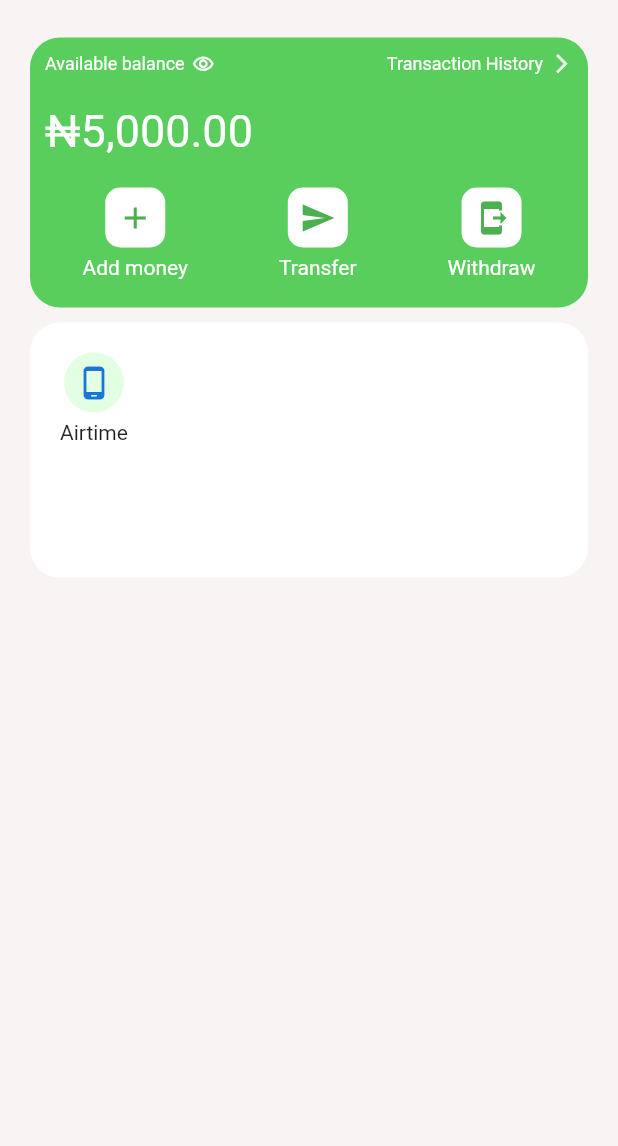
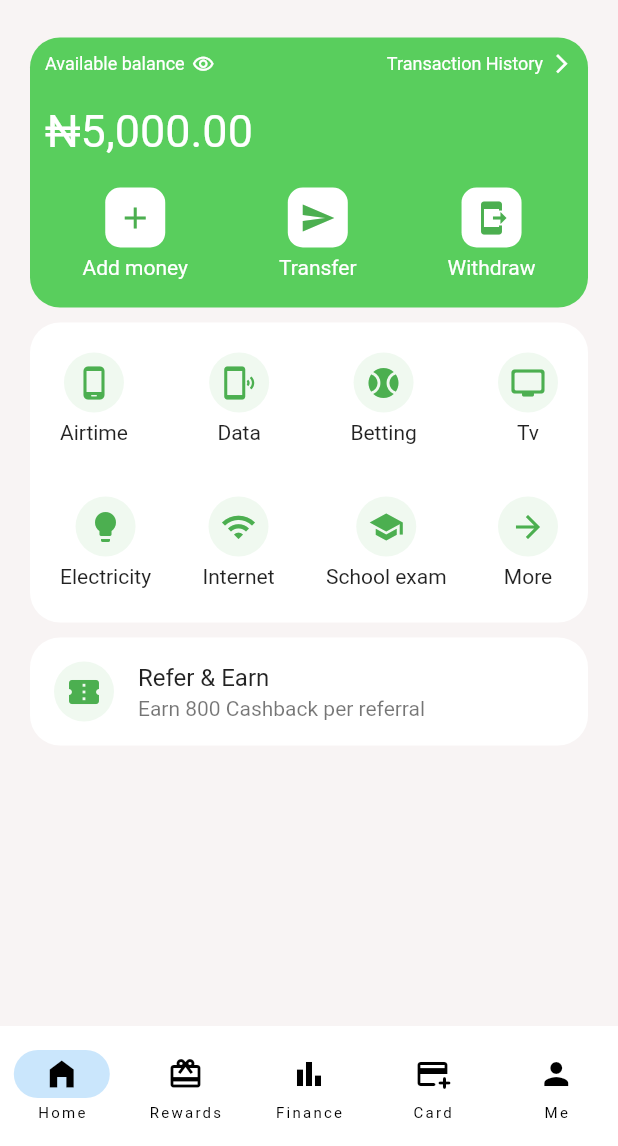
Before and after one commit to Codebox124/Opay_clone-UI, a Flutter app: the HomeScreen screen opened directly, on a phone screen of 412 x 824 dp, the part 90-1236 px from its top. Run offline on Flutter 3.47's test engine with Material 2 defaults, Android fonts, the phone set to English and light mode, and no system bars.

Commit message:
done with home

```diff
--- a/lib/screens/HomeScreen/home.dart
+++ b/lib/screens/HomeScreen/home.dart
@@ -1,7 +1,9 @@
 import 'package:flutter/material.dart';
 import 'package:nexuz/screens/HomeScreen/widgets/action_bar.dart';
 import 'package:nexuz/screens/HomeScreen/widgets/balance.dart';
+import 'package:nexuz/screens/HomeScreen/widgets/others.dart';
 import 'package:nexuz/screens/HomeScreen/widgets/service.dart';
+
 class HomeScreen extends StatefulWidget {
   const HomeScreen({super.key});
 
@@ -16,23 +18,66 @@ class _HomeScreenState extends State<HomeScreen> {
       backgroundColor: Color.fromARGB(255, 248, 244, 244),
       body: Padding(
         padding: const EdgeInsets.all(20),
+        child: SingleChildScrollView(
           child: Column(
             children: [
               ActionBar(),
-            SizedBox(height: 25,),
+              SizedBox(
+                height: 25,
+              ),
               SingleChildScrollView(
                 child: Column(
                   children: [
                     Balance(),
-                  SizedBox(height: 10,),
-                  Services()
+                    SizedBox(
+                      height: 10,
+                    ),
+                    Services(),
+                    SizedBox(
+                      height: 10,
+                    ),
+                    Other()
                   ],
                 ),
-
               )
             ],
           ),
         ),
+      ),
+      bottomNavigationBar: NavigationBar(
+        backgroundColor: Colors.white,
+        onDestinationSelected: (int index) {
+          print('Selected $index');
+        },
+        selectedIndex: 0,
+        destinations: const <NavigationDestination>[
+          NavigationDestination(
+            selectedIcon: Icon(Icons.home_filled),
+            icon: Icon(Icons.home),
+            label: 'Home',
+          ),
+          NavigationDestination(
+            selectedIcon: Icon(Icons.card_giftcard_rounded),
+            icon: Icon(Icons.card_giftcard_outlined),
+            label: 'Rewards',
+          ),
+          NavigationDestination(
+            selectedIcon: Icon(Icons.bar_chart_rounded),
+            icon: Icon(Icons.bar_chart_sharp),
+            label: 'Finance',
+          ),
+          NavigationDestination(
+            selectedIcon: Icon(Icons.add_card_rounded),
+            icon: Icon(Icons.add_card_rounded),
+            label: 'Card',
+          ),
+          NavigationDestination(
+            selectedIcon: Icon(Icons.person),
+            icon: Icon(Icons.person),
+            label: 'Me',
+          ),
+        ],
+      ),
     );
   }
 }
--- /dev/null
+++ b/lib/screens/HomeScreen/widgets/others.dart
@@ -0,0 +1,27 @@
+import 'package:flutter/material.dart';
+
+class Other extends StatefulWidget {
+  const Other({super.key});
+
+  @override
+  State<Other> createState() => _OtherState();
+}
+
+class _OtherState extends State<Other> {
+  @override
+  Widget build(BuildContext context) {
+    return Container(
+      decoration: BoxDecoration(
+        color: Colors.white,
+        borderRadius: BorderRadius.circular(20)
+      ),
+      child: ListTile(
+        title: Text("Refer & Earn"),
+        subtitle: Text("Earn 800 Cashback per referral"),
+          leading: CircleAvatar(
+           backgroundColor: Color.fromARGB(36, 148, 212, 150),
+        child: Icon(Icons.confirmation_num,color: Colors.green,),
+      )),
+    );
+  }
+}
--- a/lib/screens/HomeScreen/widgets/service.dart
+++ b/lib/screens/HomeScreen/widgets/service.dart
@@ -11,7 +11,7 @@ class _ServicesState extends State<Services> {
   @override
   Widget build(BuildContext context) {
     return Container(
-      height: 170,
+      height: 200,
       decoration: BoxDecoration(
           color: Colors.white, borderRadius: BorderRadius.circular(20)),
       child: Padding(
@@ -19,17 +19,108 @@ class _ServicesState extends State<Services> {
         child: Column(
           children: [
             Row(
+              mainAxisAlignment: MainAxisAlignment.spaceBetween,
               children: [
                 Column(
                   children: [
                     CircleAvatar(
-                      backgroundColor: Color.fromARGB(255, 226, 255, 227),
-                      child: Icon(Icons.phone_android_rounded),
+                        backgroundColor: Color.fromARGB(36, 148, 212, 150),
+                      child: Icon(Icons.phone_android_rounded,color: Colors.green,),
                     ),
                     SizedBox(
                       height: 5,
                     ),
                     Text("Airtime")
+                  ],
+                ),
+                Column(
+                  children: [
+                    CircleAvatar(
+                       backgroundColor: Color.fromARGB(36, 148, 212, 150),
+                       child: Icon(Icons.phonelink_ring_outlined,color: Colors.green,),
+                    ),
+                    SizedBox(
+                      height: 5,
+                    ),
+                    Text("Data")
+                  ],
+                ),
+                Column(
+                  children: [
+                    CircleAvatar(
+                     backgroundColor: Color.fromARGB(36, 148, 212, 150),
+                      child: Icon(Icons.sports_baseball_sharp,color: Colors.green,),
+                    ),
+                    SizedBox(
+                      height: 5,
+                    ),
+                    Text("Betting")
+                  ],
+                ),
+                Column(
+                  children: [
+                    CircleAvatar(
+                       backgroundColor: Color.fromARGB(36, 148, 212, 150),
+                      child: Icon(Icons.tv_rounded,color: Colors.green,),
+                    ),
+                    SizedBox(
+                      height: 5,
+                    ),
+                    Text("Tv")
+                  ],
+                ),
+              ],
+            ),
+            SizedBox(height: 35,),
+             Row(
+              mainAxisAlignment: MainAxisAlignment.spaceBetween,
+              children: [
+                Column(
+                  children: [
+                    CircleAvatar(
+                       backgroundColor: Color.fromARGB(36, 148, 212, 150),
+                      child: Icon(Icons.lightbulb,color: Colors.green,),
+                    ),
+                    SizedBox(
+                      height: 5,
+                    ),
+                    Text("Electricity")
+                  ],
+                ),
+                Column(
+                  children: [
+                    CircleAvatar(
+                      backgroundColor: Color.fromARGB(36, 148, 212, 150),
+                       child: Icon(Icons.wifi,color: Colors.green,),
+                    ),
+                    SizedBox(
+                      height: 5,
+                    ),
+                    Text("Internet")
+                  ],
+                ),
+                Column(
+                  children: [
+                    CircleAvatar(
+                     backgroundColor: Color.fromARGB(36, 148, 212, 150),
+                      child: Icon(Icons.school,color: Colors.green,),
+                    ),
+                    SizedBox(
+                      height: 5,
+                    ),
+                    Text("School exam")
+                  ],
+                ),
+                Column(
+                  children: [
+                    CircleAvatar(
+                       backgroundColor: Color.fromARGB(36, 148, 212, 150),
+                      child: Icon(Icons.arrow_forward,color: Colors.green,),
+                    ),
+                    SizedBox(
+                      height: 5,
+                    ),
+                    Text("More")
                   ],
                 ),
               ],
```
Lines whose indentation alone changed are shown as unchanged.
